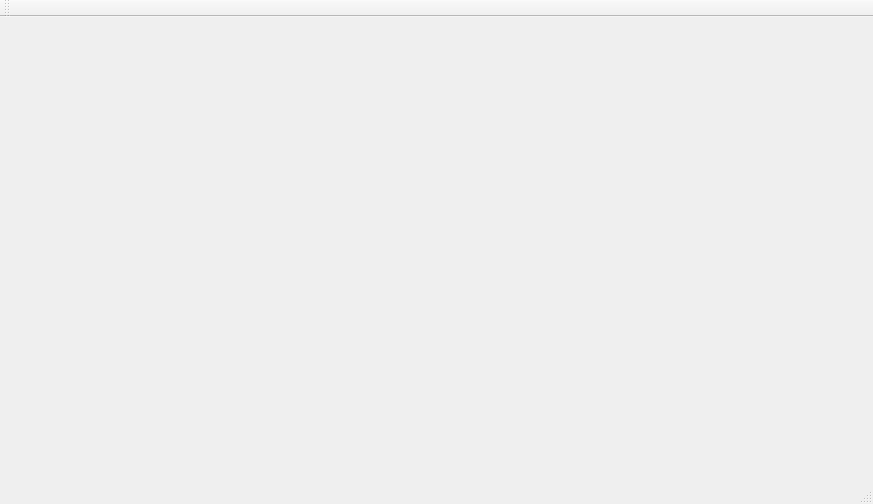
Above: gprs_sensor/mainwindow.ui from lijinkun/gprs_sensor before the change. Below: the same form after it.
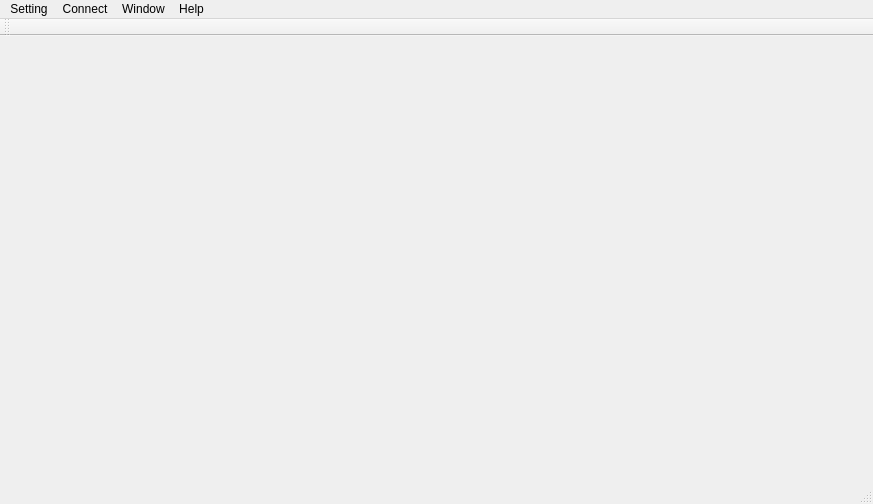
That is the form after the change. Icons and pictures are not drawn.

Diff of the .ui file:
```diff
--- a/gprs_sensor/mainwindow.ui
+++ b/gprs_sensor/mainwindow.ui
@@ -32,6 +32,50 @@
      <height>19</height>
     </rect>
    </property>
+   <widget class="QMenu" name="menuSetting">
+    <property name="title">
+     <string>Setting</string>
+    </property>
+    <widget class="QMenu" name="menuCommunicateTool">
+     <property name="title">
+      <string>CommunicateTool</string>
+     </property>
+     <addaction name="actionSerial_Port_2"/>
+     <addaction name="actionTCP_Port_2"/>
+     <addaction name="actionDebug_Port_2"/>
+    </widget>
+    <addaction name="menuCommunicateTool"/>
+    <addaction name="actionSerial_Port"/>
+    <addaction name="actionTCP_Port"/>
+    <addaction name="actionDebug_Port"/>
+    <addaction name="actionQuit"/>
+   </widget>
+   <widget class="QMenu" name="menuConnect">
+    <property name="title">
+     <string>Connect</string>
+    </property>
+    <addaction name="actionConnect"/>
+    <addaction name="actionDisconnect"/>
+   </widget>
+   <widget class="QMenu" name="menuWindow">
+    <property name="title">
+     <string>Window</string>
+    </property>
+    <addaction name="actionStruct_Window"/>
+    <addaction name="actionSend_Window"/>
+    <addaction name="actionRece_Window"/>
+   </widget>
+   <widget class="QMenu" name="menuHelp">
+    <property name="title">
+     <string>Help</string>
+    </property>
+    <addaction name="actionHow_to_use"/>
+    <addaction name="actionAbout"/>
+   </widget>
+   <addaction name="menuSetting"/>
+   <addaction name="menuConnect"/>
+   <addaction name="menuWindow"/>
+   <addaction name="menuHelp"/>
   </widget>
   <widget class="QToolBar" name="mainToolBar">
    <attribute name="toolBarArea">
```
Left out of the diff: 132 changed lines with no effect on the pictures.
